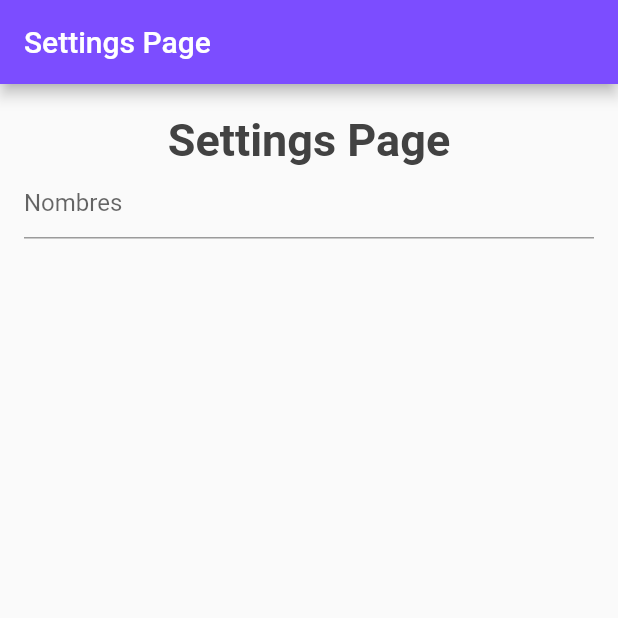
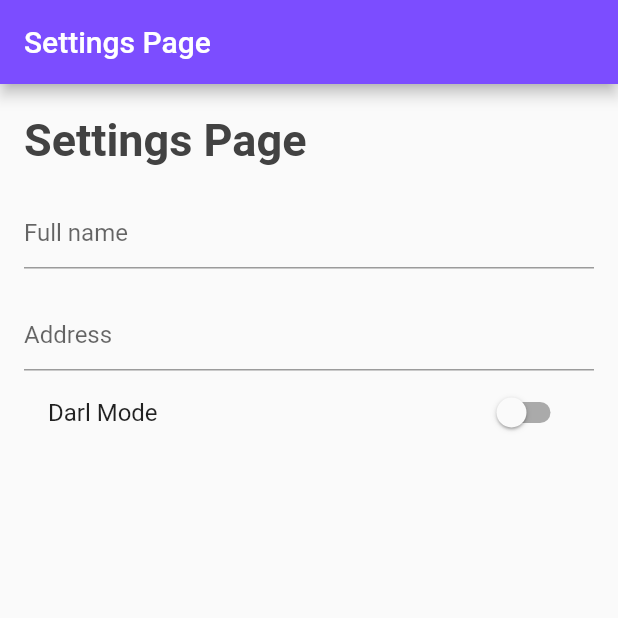
Before and after one commit to dafm10/flutter_codigo4_sharedpref, a Flutter app: the screen it shows after launch, on a phone screen of 412 x 824 dp, the top half of it. Run offline on Flutter 3.47's test engine with Material 2 defaults, Android fonts, the phone set to English and light mode, and no system bars; our stand-ins replace shared_preferences.

```diff
--- a/lib/pages/register_page.dart
+++ b/lib/pages/register_page.dart
@@ -1,8 +1,16 @@
 
 import 'package:flutter/material.dart';
 
-class RegisterPage extends StatelessWidget {
+class RegisterPage extends StatefulWidget {
   const RegisterPage({Key? key}) : super(key: key);
+
+  @override
+  State<RegisterPage> createState() => _RegisterPageState();
+}
+
+class _RegisterPageState extends State<RegisterPage> {
+
+  bool darkMode = false;
 
   @override
   Widget build(BuildContext context) {
@@ -14,6 +22,7 @@ class RegisterPage extends StatelessWidget {
       body: Padding(
         padding: EdgeInsets.symmetric(horizontal: 16.0, vertical: 20.0),
         child: Column(
+          crossAxisAlignment: CrossAxisAlignment.start,
           children: [
             Text(
               "Settings Page",
@@ -23,10 +32,32 @@ class RegisterPage extends StatelessWidget {
                 color: Color(0xff424242),
               ),
             ),
+            SizedBox(
+              height: 20.0,
+            ),
             TextField(
               decoration: InputDecoration(
-                hintText: "Nombres",
+                hintText: "Full name",
               ),
+            ),
+            SizedBox(
+              height: 20.0,
+            ),
+            TextField(
+              decoration: InputDecoration(
+                hintText: "Address",
+              ),
+            ),
+            //Switch(value: true, onChanged: (bool value){}),
+            SwitchListTile(
+              value: darkMode,
+              title: Text("Darl Mode"),
+              onChanged: (bool value){
+                darkMode = value;
+                setState(() {
+
+                });
+              },
             ),
           ],
         ),
```
